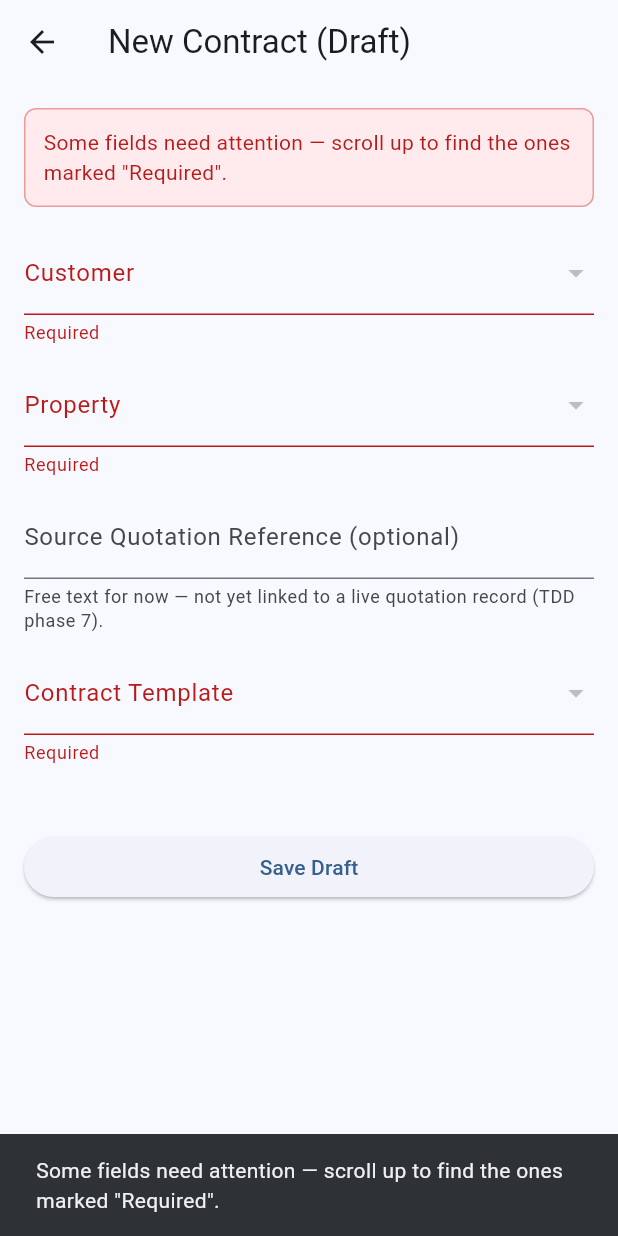
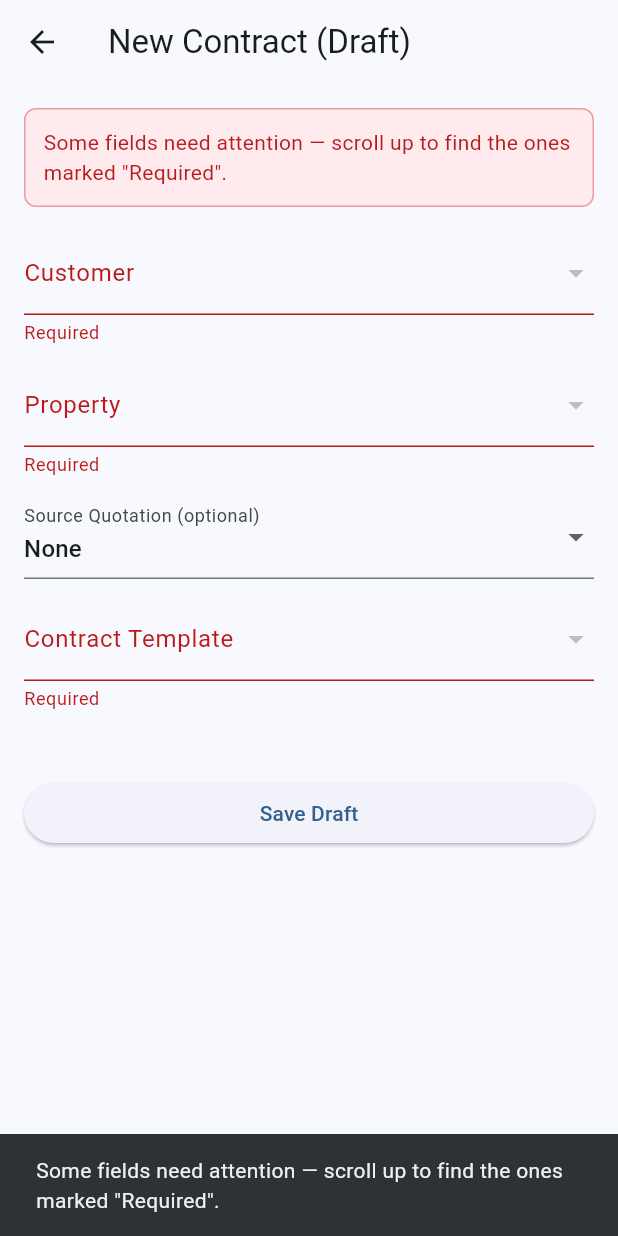
Before and after one commit to artcomrealestate-netizen/contracts, a Flutter app: the CreateContractScreen screen opened directly, after a tap on "Save Draft", on a phone screen of 412 x 824 dp. Run offline on Flutter 3.47's test engine with Material 3 defaults, Android fonts, the light colour scheme and no system bars; our stand-ins replace cloud_firestore, firebase_auth, firebase_core, flutter_riverpod, google_sign_in, image_picker and 3 more; accounts and stored records are empty; statements that could not run were skipped.

Commit message:
Link contracts to a real quotation (TDD phase 7: Implementation Order §68)
Now that quotations live in Firestore instead of local SharedPreferences
(the reason this was deferred when Contracts/Draft first landed), the
"Source Quotation" field on contract creation is a real picker over
QuotationRepository.watchQuotations() instead of free text — storing
the selected quotation's document id as sourceQuotationId, matching
TDD §19's abstract QuotationRepository.getQuotation(id) interface (now
implemented). ContractDetailScreen resolves the link and shows the
quotation's number, customer, and final price instead of a raw id.

```diff
--- a/lib/features/contracts/presentation/create_contract_screen.dart
+++ b/lib/features/contracts/presentation/create_contract_screen.dart
@@ -4,6 +4,7 @@ import 'package:flutter_riverpod/flutter_riverpod.dart';
 import '../../auth/presentation/auth_controller.dart';
 import '../../customers/presentation/customer_providers.dart';
 import '../../properties/presentation/property_providers.dart';
+import '../../quotations/presentation/quotation_providers.dart';
 import '../../templates/presentation/template_providers.dart';
 import '../domain/contract_clause.dart';
 import 'contract_providers.dart';
@@ -33,12 +34,12 @@ class CreateContractScreen extends ConsumerStatefulWidget {
 
 class _CreateContractScreenState extends ConsumerState<CreateContractScreen> {
   final _formKey = GlobalKey<FormState>();
-  final _sourceQuotationController = TextEditingController();
 
   String? _customerId;
   String? _propertyId;
   String? _templateId;
   int? _templateVersion;
+  String? _sourceQuotationId;
   List<_ContractClauseDraft> _clauseDrafts = [];
   bool _loadingClauses = false;
 
@@ -47,7 +48,6 @@ class _CreateContractScreenState extends ConsumerState<CreateContractScreen> {
 
   @override
   void dispose() {
-    _sourceQuotationController.dispose();
     for (final draft in _clauseDrafts) {
       draft.contentController.dispose();
     }
@@ -132,8 +132,7 @@ class _CreateContractScreenState extends ConsumerState<CreateContractScreen> {
             templateVersion: _templateVersion!,
             clauses: clauses,
             createdBy: currentUser.id,
-            sourceQuotationId:
-                _sourceQuotationController.text.trim().isEmpty ? null : _sourceQuotationController.text.trim(),
+            sourceQuotationId: _sourceQuotationId,
           );
       if (mounted) Navigator.of(context).pop();
     } catch (e) {
@@ -197,14 +196,27 @@ class _CreateContractScreenState extends ConsumerState<CreateContractScreen> {
               error: (error, _) => Text('Failed to load properties: $error'),
             ),
             const SizedBox(height: 12),
-            TextFormField(
-              key: const Key('sourceQuotationField'),
-              controller: _sourceQuotationController,
-              decoration: const InputDecoration(
-                labelText: 'Source Quotation Reference (optional)',
-                helperText: 'Free text for now — not yet linked to a live quotation record (TDD phase 7).',
-                helperMaxLines: 2,
-              ),
+            Consumer(
+              builder: (context, ref, _) {
+                final quotationsAsync = ref.watch(quotationsStreamProvider);
+                return quotationsAsync.when(
+                  data: (quotations) => DropdownButtonFormField<String?>(
+                    key: const Key('sourceQuotationDropdown'),
+                    initialValue: _sourceQuotationId,
+                    decoration: const InputDecoration(labelText: 'Source Quotation (optional)'),
+                    items: [
+                      const DropdownMenuItem<String?>(value: null, child: Text('None')),
+                      ...quotations.map((q) => DropdownMenuItem<String?>(
+                            value: q.id,
+                            child: Text('${q.quotaNumber} — ${q.customerName}'),
+                          )),
+                    ],
+                    onChanged: (value) => setState(() => _sourceQuotationId = value),
+                  ),
+                  loading: () => const LinearProgressIndicator(),
+                  error: (error, _) => Text('Failed to load quotations: $error'),
+                );
+              },
             ),
             const SizedBox(height: 12),
             templatesAsync.when(
--- a/lib/features/quotations/domain/quotation_repository.dart
+++ b/lib/features/quotations/domain/quotation_repository.dart
@@ -7,6 +7,10 @@ abstract class QuotationRepository {
   Future<String> reserveNextQuotaNumber();
 
   Future<void> add(SavedQuotation quotation, {required String createdBy});
+
+  /// Single-quotation lookup — the `QuotationRepository.getQuotation` TDD §19
+  /// names for a contract's sourceQuotationId link to resolve.
+  Future<SavedQuotation?> getQuotation(String id);
 
   /// Used only by LocalQuotationMigrator to detect a quotaNumber collision
   /// (two devices that independently reached the same local number) before
--- a/lib/features/quotations/presentation/quotation_providers.dart
+++ b/lib/features/quotations/presentation/quotation_providers.dart
@@ -12,3 +12,9 @@ final quotationRepositoryProvider = Provider<QuotationRepository>((ref) {
 final quotationsStreamProvider = StreamProvider<List<SavedQuotation>>((ref) {
   return ref.watch(quotationRepositoryProvider).watchQuotations();
 });
+
+/// Single-quotation lookup, e.g. to show a quotation's summary on a
+/// contract that only stores its sourceQuotationId.
+final quotationByIdProvider = FutureProvider.family<SavedQuotation?, String>((ref, id) {
+  return ref.watch(quotationRepositoryProvider).getQuotation(id);
+});
```
Also changed, not shown: lib/features/contracts/presentation/contract_detail_screen.dart (+11 -1 lines), lib/features/quotations/data/firestore_quotation_repository.dart (+7 -0 lines), 1 other file.
